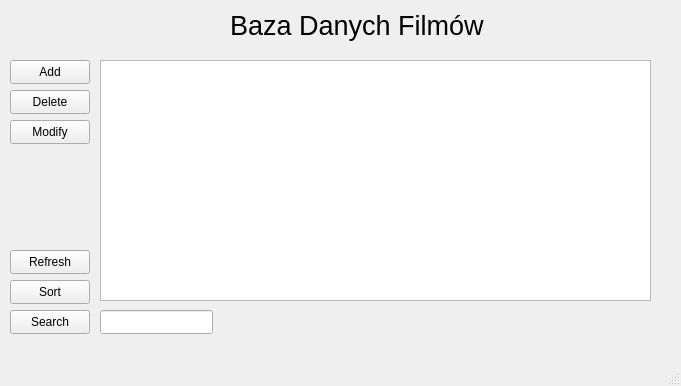
This is mainwindow.ui in arudim/Baza_Danych_Projekt as Qt 5 draws it before an edit. The edited form follows.
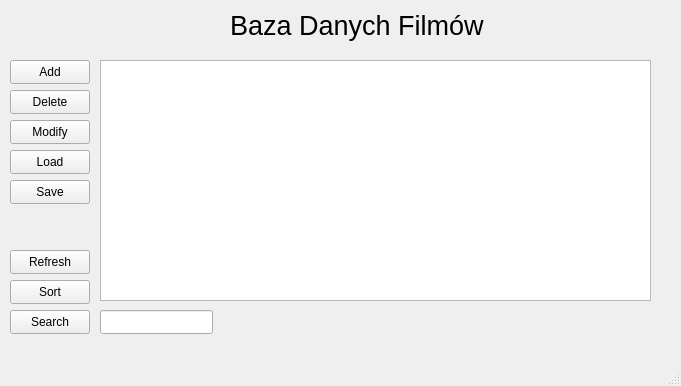
This is the edited form.

Commit message: button_wyczyszczony, jason file

Patch:
```diff
--- a/mainwindow.ui
+++ b/mainwindow.ui
@@ -130,6 +130,32 @@
      <string>Modify</string>
     </property>
    </widget>
+   <widget class="QPushButton" name="pushButton_Save">
+    <property name="geometry">
+     <rect>
+      <x>10</x>
+      <y>180</y>
+      <width>80</width>
+      <height>24</height>
+     </rect>
+    </property>
+    <property name="text">
+     <string>Save</string>
+    </property>
+   </widget>
+   <widget class="QPushButton" name="pushButton_Load">
+    <property name="geometry">
+     <rect>
+      <x>10</x>
+      <y>150</y>
+      <width>80</width>
+      <height>24</height>
+     </rect>
+    </property>
+    <property name="text">
+     <string>Load</string>
+    </property>
+   </widget>
   </widget>
   <widget class="QMenuBar" name="menubar">
    <property name="geometry">
```
The commit also changes 14 other files.
